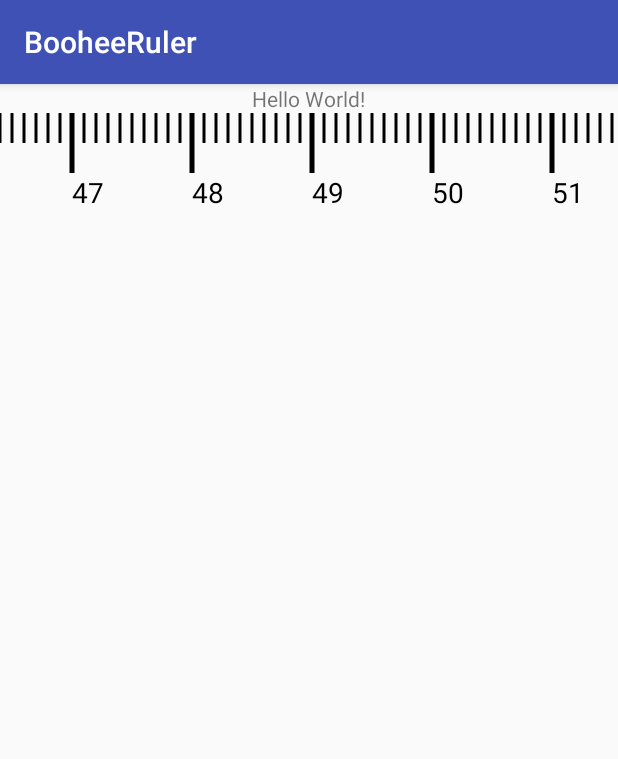
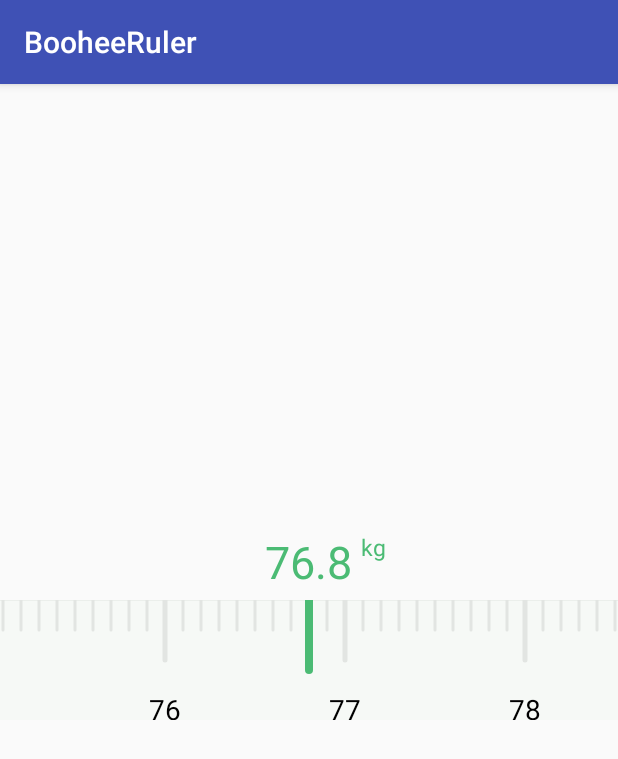
Before and after one commit to totond/BooheeRuler, an Android app: the screen it shows after launch (MainActivity), on a phone screen of 412 x 824 dp. Shown: the top 759 px of the screen. Run offline under Robolectric (Android 15) with nearby library versions, the phone set to English and light mode, and no system bars.

Commit message:
实现所有功能

```diff
--- a/app/src/main/java/yanzhikai/booheeruler/MainActivity.java
+++ b/app/src/main/java/yanzhikai/booheeruler/MainActivity.java
@@ -2,12 +2,27 @@ package yanzhikai.booheeruler;
 
 import android.support.v7.app.AppCompatActivity;
 import android.os.Bundle;
+import android.widget.TextView;
+
+import yanzhikai.ruler.BooheeRuler;
+import yanzhikai.ruler.KgNumberLayout;
 
 public class MainActivity extends AppCompatActivity {
+    private BooheeRuler mBooheeRuler;
+    private KgNumberLayout mKgNumberLayout;
+    private TextView tv_scale;
 
     @Override
     protected void onCreate(Bundle savedInstanceState) {
         super.onCreate(savedInstanceState);
         setContentView(R.layout.activity_main);
+
+        mBooheeRuler = (BooheeRuler) findViewById(R.id.br);
+        tv_scale = (TextView) findViewById(R.id.tv_scale);
+        mKgNumberLayout = (KgNumberLayout) findViewById(R.id.knl);
+
+        mKgNumberLayout.bindRuler(mBooheeRuler);
+
+
     }
 }
--- a/app/src/main/res/layout/activity_main.xml
+++ b/app/src/main/res/layout/activity_main.xml
@@ -6,19 +6,30 @@
     android:layout_height="match_parent"
     tools:context="yanzhikai.booheeruler.MainActivity">
 
-    <TextView
-        android:layout_width="wrap_content"
+    <!--<TextView-->
+        <!--android:layout_width="wrap_content"-->
+        <!--android:layout_height="wrap_content"-->
+        <!--android:id="@+id/tv_scale"-->
+        <!--android:textSize="30sp"-->
+        <!--android:textColor="@color/colorDeepGreen"-->
+        <!--android:layout_above="@+id/br"-->
+        <!--android:text="Hello World!"-->
+        <!--android:layout_centerHorizontal="true"-->
+
+         <!--/>-->
+    <yanzhikai.ruler.KgNumberLayout
+        android:layout_width="match_parent"
         android:layout_height="wrap_content"
-        android:id="@+id/tv_kg"
-        android:text="Hello World!"
-        android:layout_centerHorizontal="true"
-         />
+        android:layout_above="@+id/br"
+        android:layout_marginBottom="5dp"
+        android:id="@+id/knl"/>
 
-    <yanzhikai.ruler.InnerRuler
+    <yanzhikai.ruler.BooheeRuler
         android:layout_width="match_parent"
-        android:layout_height="300dp"
-        android:layout_below="@+id/tv_kg"
-        android:layout_centerVertical="true"
+        android:layout_height="80dp"
+        android:id="@+id/br"
+        android:background="@color/colorDirtyWithe"
+        android:layout_centerInParent="true"
         />
 
 
--- a/ruler/src/main/java/yanzhikai/ruler/BooheeRuler.java
+++ b/ruler/src/main/java/yanzhikai/ruler/BooheeRuler.java
@@ -1,23 +1,89 @@
 package yanzhikai.ruler;
 
 import android.content.Context;
+import android.graphics.Canvas;
+import android.graphics.Paint;
+import android.graphics.Path;
 import android.util.AttributeSet;
+import android.util.Log;
+import android.view.ViewGroup;
 import android.widget.RelativeLayout;
 
 /**
- * Created by yany on 2017/10/16.
+ * 用于包着尺子的外壳，用于画选取光标、外壳
  */
 
 public class BooheeRuler extends RelativeLayout {
+    private final String TAG = "ruler";
+    private Context mContext;
+    //内部的尺子
+    private InnerRuler mInnerRuler;
+    //中间光标画笔
+    private Paint mCPaint,mOutLinePaint;
+    //光标长度
+    private int mCursorHeight = 70;
+
     public BooheeRuler(Context context) {
         super(context);
+        init(context);
     }
 
     public BooheeRuler(Context context, AttributeSet attrs) {
         super(context, attrs);
+        init(context);
     }
 
     public BooheeRuler(Context context, AttributeSet attrs, int defStyleAttr) {
         super(context, attrs, defStyleAttr);
+        init(context);
+    }
+
+    private void init(Context context){
+        mContext = context;
+        mInnerRuler = new InnerRuler(context);
+        LayoutParams layoutParams = new LayoutParams(ViewGroup.LayoutParams.MATCH_PARENT, ViewGroup.LayoutParams.MATCH_PARENT);
+        mInnerRuler.setLayoutParams(layoutParams);
+        addView(mInnerRuler);
+        setWillNotDraw(false);
+
+        initPaint();
+    }
+
+    private void initPaint() {
+        mCPaint = new Paint();
+        mCPaint.setColor(getResources().getColor(R.color.colorDeepGreen));
+        mCPaint.setStrokeWidth(8);
+        mCPaint.setStrokeCap(Paint.Cap.ROUND);
+
+        mOutLinePaint = new Paint();
+        mOutLinePaint.setStrokeWidth(1);
+        mOutLinePaint.setColor(mContext.getResources().getColor(R.color.colorGray));
+
+    }
+
+    @Override
+    protected void onDraw(Canvas canvas) {
+        super.onDraw(canvas);
+        Log.d(TAG, "onDraw: parent");
+        canvas.drawLine(0,0,canvas.getWidth(),0,mOutLinePaint);
+    }
+
+    @Override
+    protected void dispatchDraw(Canvas canvas) {
+        super.dispatchDraw(canvas);
+        canvas.drawLine(canvas.getWidth()/2,0,canvas.getWidth()/2,mCursorHeight,mCPaint);
+    }
+
+    public void setCallback(RulerCallback rulerCallback){
+        mInnerRuler.setRulerCallback(rulerCallback);
+
+    }
+
+    public void setCurrentScale(float currentScale){
+        mInnerRuler.setCurrentScale(currentScale);
+    }
+
+    public float getCurrentScale() {
+        return mInnerRuler.getCurrentScale();
     }
 }
--- a/ruler/src/main/java/yanzhikai/ruler/InnerRuler.java
+++ b/ruler/src/main/java/yanzhikai/ruler/InnerRuler.java
@@ -2,6 +2,7 @@ package yanzhikai.ruler;
 
 import android.content.Context;
 import android.graphics.Canvas;
+import android.graphics.Color;
 import android.graphics.Paint;
 import android.support.annotation.Nullable;
 import android.support.annotation.Px;
@@ -12,27 +13,30 @@ import android.view.MotionEvent;
 import android.view.VelocityTracker;
 import android.view.View;
 import android.view.ViewConfiguration;
+import android.view.ViewTreeObserver;
 import android.widget.OverScroller;
 
 /**
- * Created by yany on 2017/10/13.
+ * 实现尺子的绘画，滑动处理，计算刻度
  */
 
 public class InnerRuler extends View {
     private final String TAG = "ruler";
     private Context mContext;
 
-    private Paint mSmallScalePaint, mBigScalePaint, mCursorPaint, mTextPaint;
+    private Paint mSmallScalePaint, mBigScalePaint, mTextPaint;
     //最小最大刻度值(以0.1kg为单位)
     private int mMinScale = 464, mMaxScale = 2000;
+    //当前刻度值
+    private float mCurrentScale = 0;
     //最大刻度数
-    private int mMaxLength;
+    private int mMaxLength = 0;
     //大小刻度的长度
     private float mSmallScaleLength = 30, mBigScaleLength = 60;
-    //宽度
-    private int mWidth;
+    //长度
+    private int mLength, mMinPositionX = 0, mMaxPositionX = 0;
     //刻度间隔
-    private float mInterval = 12;
+    private float mInterval = 18;
     //手势监听
     private GestureDetector mGestureDetector;
     //控制滑动
@@ -45,8 +49,10 @@ public class InnerRuler extends View {
     private int mMaximumVelocity, mMinimumVelocity;
     //速度获取
     private VelocityTracker mVelocityTracker;
-    //test
-    private int testTransition = 0;
+    //一半宽度
+    private int mHalfWidth = 0;
+    //回调接口
+    private RulerCallback mRulerCallback;
 
 
     public InnerRuler(Context context) {
@@ -57,6 +63,7 @@ public class InnerRuler extends View {
     public InnerRuler(Context context, @Nullable AttributeSet attrs) {
         super(context, attrs);
         init(context);
+
     }
 
     public InnerRuler(Context context, @Nullable AttributeSet attrs, int defStyleAttr) {
@@ -68,6 +75,7 @@ public class InnerRuler extends View {
         mContext = context;
 
         mMaxLength = mMaxScale - mMinScale;
+        mCurrentScale = (mMaxScale - mMinScale) / 2;
 
         initPaints();
 
@@ -83,7 +91,6 @@ public class InnerRuler extends View {
 //        });
 
         mVelocityTracker = VelocityTracker.obtain();
-        mGestureDetector = new GestureDetector(context,new RulerGestureListener());
         mOverScroller = new OverScroller(mContext);
 
         mTouchSlop = ViewConfiguration.get(context).getScaledTouchSlop();
@@ -91,20 +98,34 @@ public class InnerRuler extends View {
                 .getScaledMaximumFlingVelocity();
         mMinimumVelocity = ViewConfiguration.get(context)
                 .getScaledMinimumFlingVelocity();
+
+        //第一次进入，跳转到当前刻度
+        getViewTreeObserver().addOnGlobalLayoutListener(new ViewTreeObserver.OnGlobalLayoutListener() {
+            @Override
+            public void onGlobalLayout() {
+                getViewTreeObserver().removeOnGlobalLayoutListener(this);
+                goToScale(mCurrentScale);
+            }
+        });
     }
 
     private void initPaints() {
         mSmallScalePaint = new Paint();
+        mSmallScalePaint.setStrokeWidth(3);
+        mSmallScalePaint.setColor(getResources().getColor(R.color.colorGray));
+        mSmallScalePaint.setStrokeCap(Paint.Cap.ROUND);;
+
         mBigScalePaint = new Paint();
-        mCursorPaint = new Paint();
+        mBigScalePaint.setColor(getResources().getColor(R.color.colorGray));
+        mBigScalePaint.setStrokeWidth(5);
+        mBigScalePaint.setStrokeCap(Paint.Cap.ROUND);;
+
         mTextPaint = new Paint();
+        mTextPaint.setStrokeWidth(3);
+        mTextPaint.setTextSize(28);
+        mTextPaint.setTextAlign(Paint.Align.CENTER);
+//        mTextPaint.setStrokeJoin(Paint.Join.ROUND);
 
-        mSmallScalePaint.setStrokeWidth(3);
-        mBigScalePaint.setStrokeWidth(5);
-        mCursorPaint.setStrokeWidth(3);
-        mTextPaint.setStrokeWidth(3);
-
-        mTextPaint.setTextSize(28);
 
     }
 
@@ -112,15 +133,20 @@ public class InnerRuler extends View {
     protected void onDraw(Canvas canvas) {
         super.onDraw(canvas);
         Log.d(TAG, "onDraw: ");
+        canvas.save();
         drawScale(canvas);
+        canvas.restore();
+
     }
+
+
 
     private void drawScale(Canvas canvas) {
         for (int i = mMinScale; i <= mMaxScale; i++){
             float locationX = (i - mMinScale) * mInterval;
             if (i % 10 == 0) {
                 canvas.drawLine(locationX, 0, locationX, mBigScaleLength, mBigScalePaint);
-                canvas.drawText(String.valueOf(i/10), locationX, mBigScaleLength + 30, mTextPaint);
+                canvas.drawText(String.valueOf(i/10), locationX, 4 * mSmallScaleLength , mTextPaint);
             }else {
                 canvas.drawLine(locationX, 0, locationX, mSmallScaleLength, mSmallScalePaint);
             }
@@ -153,6 +179,8 @@ public class InnerRuler extends View {
                 if (Math.abs(velocityX) > mMinimumVelocity)
                 {
                     fling(-velocityX);
+                }else {
+                    scrollBackToScale();
                 }
                 mVelocityTracker.clear();
 
@@ -168,25 +196,53 @@ public class InnerRuler extends View {
     }
 
     private void fling(int vX){
-        mOverScroller.fling(getScrollX(), 0, vX, 0, 0, mWidth, 0, 0);
+        mOverScroller.fling(getScrollX(), 0, vX, 0, mMinPositionX, mMaxPositionX, 0, 0);
         invalidate();
     }
 
     @Override
     public void scrollTo(@Px int x, @Px int y) {
-        if (x < 0)
+        if (x < mMinPositionX)
         {
-            x = 0;
+            x = mMinPositionX;
         }
-        if (x > mWidth)
+        if (x > mMaxPositionX)
         {
-            x = mWidth;
+            x = mMaxPositionX;
         }
         if (x != getScrollX())
         {
             super.scrollTo(x, y);
         }
 
+        mCurrentScale = scrollXtoScale(x);
+        Log.d(TAG, "scrollTo: mCurrentScale  " + mCurrentScale);
+        if (mRulerCallback != null){
+            mRulerCallback.onScaleChanging(Math.round(mCurrentScale));
+        }
+
+    }
+
+    public void goToScale(float scale){
+
+        scrollTo(scaleToScrollX(scale),0);
+        mCurrentScale = scale;
+    }
+
+    private float scrollXtoScale(int scrollX){
+        return ((float) (scrollX + mHalfWidth) / mLength) *  mMaxLength + mMinScale;
+    }
+
+    private int scaleToScrollX(float scale){
+        return (int) ((scale - mMinScale) / mMaxLength * mLength - mHalfWidth);
+    }
+
+    private void scrollBackToScale(){
+        mCurrentScale = Math.round(mCurrentScale);
+        mOverScroller.startScroll(getScrollX(),0,scaleToScrollX(mCurrentScale) - getScrollX(),0,1000);
+        invalidate();
+
+//        scrollTo(scaleToScrollX(mCurrentScale),0);
     }
 
     @Override
@@ -194,6 +250,10 @@ public class InnerRuler extends View {
         if (mOverScroller.computeScrollOffset()) {
             scrollTo(mOverScroller.getCurrX(), mOverScroller.getCurrY());
 //            Log.d(TAG, "computeScroll: 执行");
+            if (!mOverScroller.computeScrollOffset() && mCurrentScale != Math.round(mCurrentScale)){
+                //Fling完进行一次检测回滚
+                scrollBackToScale();
+            }
             invalidate();
         }else {
 //            Log.d(TAG, "computeScroll: 不执行");
@@ -203,33 +263,21 @@ public class InnerRuler extends View {
     @Override
     protected void onSizeChanged(int w, int h, int oldw, int oldh) {
         super.onSizeChanged(w, h, oldw, oldh);
-        mWidth = (int) (mMaxLength * mInterval);
+        mLength = (int) ((mMaxScale - mMinScale) * mInterval);
+        mHalfWidth = getMeasuredWidth()/2;
+        mMinPositionX = -mHalfWidth;
+        mMaxPositionX = mLength - mHalfWidth;
     }
 
-    private class RulerGestureListener extends GestureDetector.SimpleOnGestureListener{
-        @Override
-        public boolean onDown(MotionEvent e) {
-            return true;
-        }
+    public void setCurrentScale(float currentScale) {
+        this.mCurrentScale = currentScale;
+    }
 
-        @Override
-        public boolean onSingleTapConfirmed(MotionEvent e) {
-            Log.d(TAG, "onSingleTapConfirmed: ");
-            mOverScroller.fling(0,0,4,0,100,400,0,0);
-            return super.onSingleTapConfirmed(e);
-        }
+    public void setRulerCallback(RulerCallback RulerCallback) {
+        this.mRulerCallback = RulerCallback;
+    }
 
-        @Override
-        public boolean onScroll(MotionEvent e1, MotionEvent e2, float distanceX, float distanceY) {
-            Log.d(TAG, "onScroll: ");
-            scrollBy((int) distanceX,0);
-            return super.onScroll(e1, e2, distanceX, distanceY);
-        }
-
-        @Override
-        public boolean onFling(MotionEvent e1, MotionEvent e2, float velocityX, float velocityY) {
-            Log.d(TAG, "onFling: ");
-            return super.onFling(e1, e2, velocityX, velocityY);
-        }
+    public float getCurrentScale() {
+        return mCurrentScale;
     }
 }
--- /dev/null
+++ b/ruler/src/main/java/yanzhikai/ruler/KgNumberLayout.java
@@ -0,0 +1,46 @@
+package yanzhikai.ruler;
+
+import android.content.Context;
+import android.util.AttributeSet;
+import android.view.LayoutInflater;
+import android.view.View;
+import android.widget.RelativeLayout;
+import android.widget.TextView;
+
+/**
+ * Created by yany on 2017/10/17.
+ */
+
+public class KgNumberLayout extends RelativeLayout implements RulerCallback {
+    private TextView tv_scale,tv_kg;
+    public KgNumberLayout(Context context) {
+        super(context);
+        init(context);
+    }
+
+    public KgNumberLayout(Context context, AttributeSet attrs) {
+        super(context, attrs);
+        init(context);
+    }
+
+    public KgNumberLayout(Context context, AttributeSet attrs, int defStyleAttr) {
+        super(context, attrs, defStyleAttr);
+        init(context);
+    }
+
+    private void init(Context context){
+        LayoutInflater.from(context).inflate(R.layout.layout_kg_number,this);
+        tv_scale = (TextView) findViewById(R.id.tv_scale);
+        tv_kg = (TextView) findViewById(R.id.tv_kg);
+    }
+
+    public void bindRuler(BooheeRuler booheeRuler){
+        booheeRuler.setCallback(this);
+        tv_scale.setText(String.valueOf(booheeRuler.getCurrentScale()));
+    }
+
+    @Override
+    public void onScaleChanging(float scale) {
+        tv_scale.setText(String.valueOf(scale/10));
+    }
+}
--- /dev/null
+++ b/ruler/src/main/java/yanzhikai/ruler/RulerCallback.java
@@ -0,0 +1,12 @@
+package yanzhikai.ruler;
+
+/**
+ * Created by yany on 2017/10/16.
+ */
+
+public interface RulerCallback {
+    //选取刻度变化的时候回调
+    void onScaleChanging(float scale);
+    //选取刻度变化完成的时候回调
+//    void afterScaleChanged(float scale);
+}
--- /dev/null
+++ b/ruler/src/main/res/layout/layout_kg_number.xml
@@ -0,0 +1,25 @@
+<?xml version="1.0" encoding="utf-8"?>
+<RelativeLayout xmlns:android="http://schemas.android.com/apk/res/android"
+    android:layout_width="match_parent" android:layout_height="wrap_content">
+
+    <TextView
+        android:layout_width="wrap_content"
+        android:layout_height="wrap_content"
+        android:id="@+id/tv_scale"
+        android:textSize="30sp"
+        android:textColor="@color/colorDeepGreen"
+        android:layout_centerInParent="true"
+        />
+
+    <TextView
+        android:layout_width="wrap_content"
+        android:layout_height="wrap_content"
+        android:id="@+id/tv_kg"
+        android:text="kg"
+        android:textSize="15sp"
+        android:textColor="@color/colorDeepGreen"
+        android:layout_alignTop="@+id/tv_scale"
+        android:layout_toRightOf="@+id/tv_scale"
+        android:layout_marginLeft="6dp"
+        />
+</RelativeLayout>
--- /dev/null
+++ b/ruler/src/main/res/values/attr.xml
@@ -0,0 +1,2 @@
+<?xml version="1.0" encoding="utf-8"?>
+<resources></resources>
```
